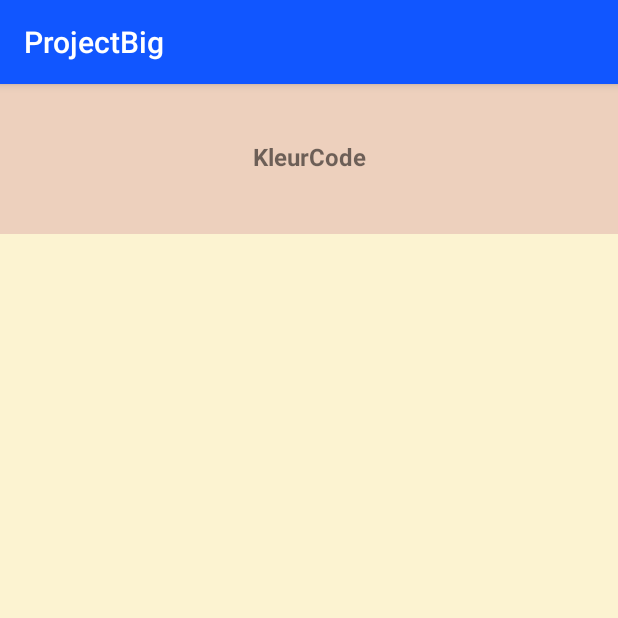
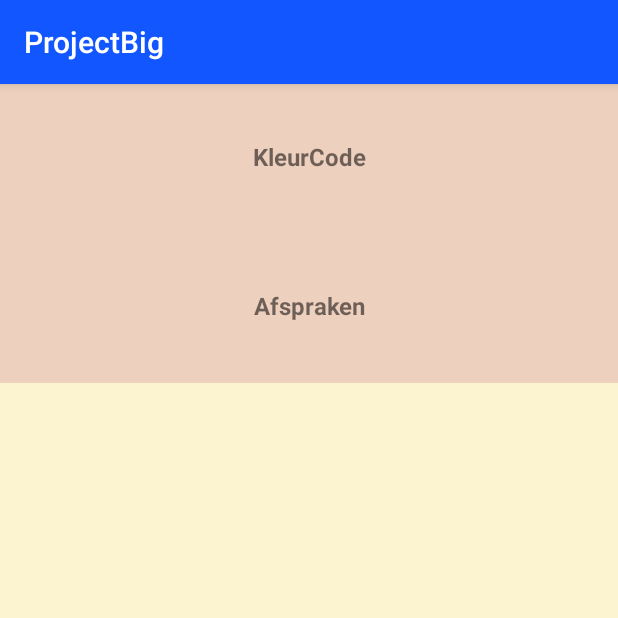
Before and after one commit to JonasKoppen/AndroidDev, an Android app: the screen it shows after launch (MainActivity), on a phone screen of 412 x 824 dp, the top half of it. Run offline under Robolectric (Android 15) with nearby library versions, the phone set to English and light mode, and no system bars.

Commit message:
Fully working Afspraken + ResistorCalc

```diff
--- a/app/src/main/java/koppen/jonas/ap/projectbig/Afspraken/MainActivity.java
+++ b/app/src/main/java/koppen/jonas/ap/projectbig/Afspraken/MainActivity.java
@@ -21,7 +21,7 @@ public class MainActivity extends AppCompatActivity {
     @Override
     protected void onCreate(Bundle savedInstanceState) {
         super.onCreate(savedInstanceState);
-        setContentView(R.layout.acti);
+        setContentView(R.layout.activity_main_afspraken);
         afspraken = AppointmentDummyRepository.getInstance().getAppointments();
         checkList();
         listViewAfspraken = findViewById(R.id.listViewAfspraken);
--- a/app/src/main/java/koppen/jonas/ap/projectbig/DummyRepository.java
+++ b/app/src/main/java/koppen/jonas/ap/projectbig/DummyRepository.java
@@ -35,10 +35,11 @@ public class DummyRepository implements ICalculatorRepository {
     }
 
     public static List<ActivityItem> getActivitys() {
-        List<ActivityItem> calculators = new ArrayList<>();
+        List<ActivityItem> activityList = new ArrayList<>();
 
-        calculators.add(new ActivityItem("KleurCode", koppen.jonas.ap.projectbig.ResistorCalc.MainActivity.class));
+        activityList.add(new ActivityItem("KleurCode", koppen.jonas.ap.projectbig.ResistorCalc.MainActivity.class));
+        activityList.add(new ActivityItem("Afspraken", koppen.jonas.ap.projectbig.Afspraken.MainActivity.class));
 
-        return calculators;
+        return activityList;
     }
 }
```
Also changed, not shown: app/src/main/AndroidManifest.xml (+11 -0 lines), app/src/main/res/drawable/blu_medic.jpg (added), app/src/main/res/drawable/clock.png (added), app/src/main/res/drawable/default_symbol.png (added), app/src/main/res/drawable/location.png (added), app/src/main/res/drawable/medi_canva.jpg (added), app/src/main/res/drawable/red_uber_medic.jpg (added), 1 other file.
